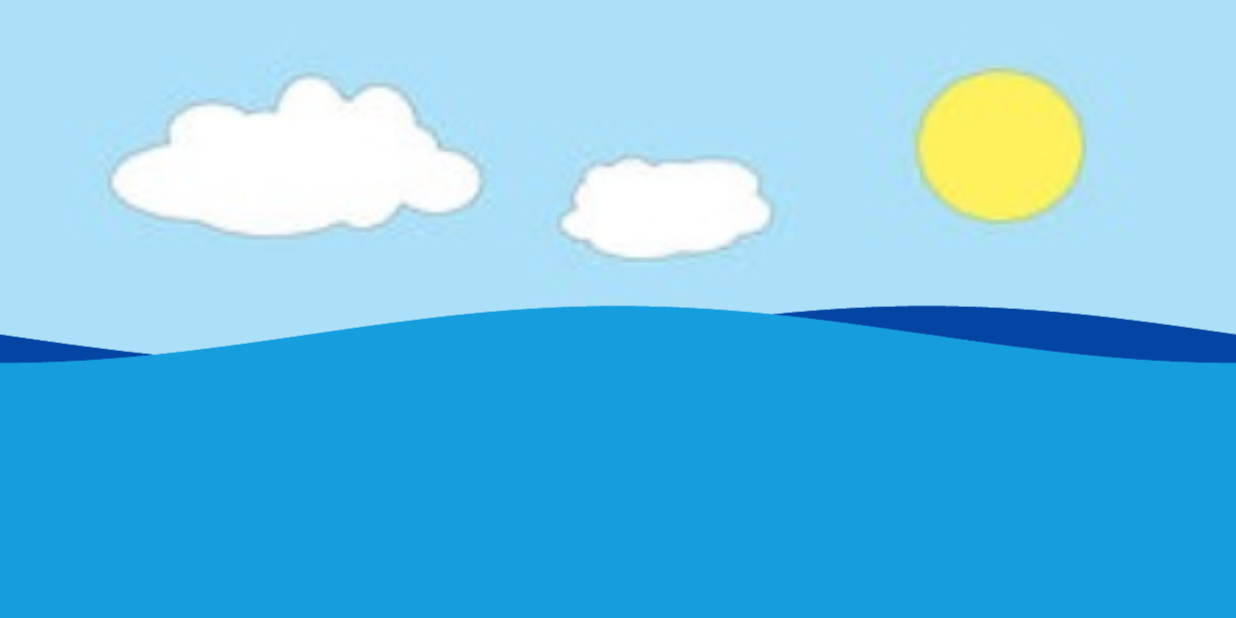
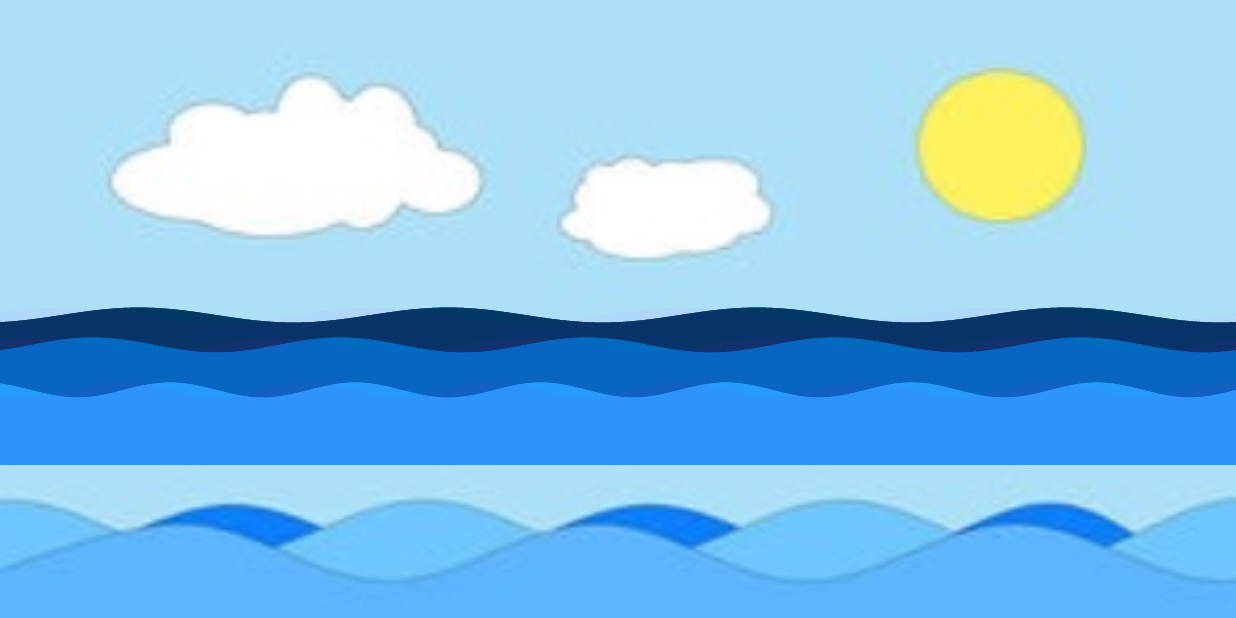
Before and after one commit to pradejner/BoatsAndBombs, an Android app: the screen it shows after launch (WaveyBoatActivity), on a phone screen of 824 x 412 dp (held sideways). Run offline under Robolectric (Android 15) with nearby library versions, the phone set to English and light mode, and no system bars.

Commit message:
Added 3 wave views and removed background wave for each wave

```diff
--- a/app/src/main/java/com/peakey/ggj2017/waveyboat/WaveHelper.java
+++ b/app/src/main/java/com/peakey/ggj2017/waveyboat/WaveHelper.java
@@ -35,7 +35,7 @@ public class WaveHelper {
         ObjectAnimator waveShiftAnim = ObjectAnimator.ofFloat(
                 mWaveView, "waveShiftRatio", 0f, 1f);
         waveShiftAnim.setRepeatCount(ValueAnimator.INFINITE);
-        waveShiftAnim.setDuration(1000);
+        waveShiftAnim.setDuration(10000);
         waveShiftAnim.setInterpolator(new LinearInterpolator());
         animators.add(waveShiftAnim);
 
@@ -43,7 +43,7 @@ public class WaveHelper {
         // water level increases from 0 to center of WaveView
         ObjectAnimator waterLevelAnim = ObjectAnimator.ofFloat(
                 mWaveView, "waterLevelRatio", 0f, 0.5f);
-        waterLevelAnim.setDuration(10000);
+        waterLevelAnim.setDuration(1000);
         waterLevelAnim.setInterpolator(new DecelerateInterpolator());
         animators.add(waterLevelAnim);
 
--- a/app/src/main/java/com/peakey/ggj2017/waveyboat/WaveView.java
+++ b/app/src/main/java/com/peakey/ggj2017/waveyboat/WaveView.java
@@ -28,33 +28,18 @@ import android.util.AttributeSet;
 import android.view.View;
 
 public class WaveView extends View {
-    /**
-     * +------------------------+
-     * |<--wave length->        |______
-     * |   /\          |   /\   |  |
-     * |  /  \         |  /  \  | amplitude
-     * | /    \        | /    \ |  |
-     * |/      \       |/      \|__|____
-     * |        \      /        |  |
-     * |         \    /         |  |
-     * |          \  /          |  |
-     * |           \/           | water level
-     * |                        |  |
-     * |                        |  |
-     * +------------------------+__|____
-     */
+
     private static final float DEFAULT_AMPLITUDE_RATIO = 0.05f;
     private static final float DEFAULT_WATER_LEVEL_RATIO = 0.5f;
     private static final float DEFAULT_WAVE_LENGTH_RATIO = 1.0f;
     private static final float DEFAULT_WAVE_SHIFT_RATIO = 0.0f;
 
-    public static final int DEFAULT_BEHIND_WAVE_COLOR = Color.parseColor("#28FFFFFF");
+    public static final int DEFAULT_BEHIND_WAVE_COLOR = Color.parseColor("#05FF00FF");
     public static final int DEFAULT_FRONT_WAVE_COLOR = Color.parseColor("#3CFFFFFF");
     public static final ShapeType DEFAULT_WAVE_SHAPE = ShapeType.CIRCLE;
 
     public enum ShapeType {
-        CIRCLE,
-        SQUARE
+        CIRCLE, SQUARE
     }
 
     // if true, the shader will display the wave
--- a/app/src/main/java/com/peakey/ggj2017/waveyboat/WaveyBoatActivity.java
+++ b/app/src/main/java/com/peakey/ggj2017/waveyboat/WaveyBoatActivity.java
@@ -5,35 +5,64 @@ import android.os.Bundle;
 import android.support.v7.app.AppCompatActivity;
 
 public class WaveyBoatActivity extends AppCompatActivity {
+    private WaveView backgroundWaveView;
+    private WaveView middleWaveView;
+    private WaveView frontWaveView;
 
-    private WaveHelper mWaveHelper;
+    private WaveHelper backgroundWaveHelper;
+    private WaveHelper middleWaveHelper;
+    private WaveHelper frontWaveHelper;
 
-    private int mBorderColor = Color.parseColor("#44FFFFFF");
+    private int borderColor = Color.parseColor("#44FFFFFF");
 
     @Override
     protected void onCreate(Bundle savedInstanceState) {
         super.onCreate(savedInstanceState);
         setContentView(R.layout.wavey_boat_activity);
-        final WaveView waveView = (WaveView) findViewById(R.id.wave);
-        waveView.setBorder(0, mBorderColor);
-        waveView.setShapeType(WaveView.ShapeType.SQUARE);
 
-        mWaveHelper = new WaveHelper(waveView);
+        backgroundWaveView = (WaveView) findViewById(R.id.background_wave);
+        middleWaveView = (WaveView) findViewById(R.id.middle_wave);
+        frontWaveView = (WaveView) findViewById(R.id.front_wave);
 
-        waveView.setWaveColor(
-                Color.parseColor("#0445A3"),
-                Color.parseColor("#169DDD"));
+        setAttributesOfWave(backgroundWaveView);
+        setAttributesOfWave(middleWaveView);
+        setAttributesOfWave(frontWaveView);
+
+        backgroundWaveView.setWaveColor(Color.parseColor("#013865"), Color.parseColor("#05FF00FF"));
+        middleWaveView.setWaveColor(Color.parseColor("#026ABF"), Color.parseColor("#05FF00FF"));
+        frontWaveView.setWaveColor(Color.parseColor("#259BFC"), Color.parseColor("#05FF00FF"));
+
+        backgroundWaveView.setWaveLengthRatio(.25f);
+        middleWaveView.setWaveLengthRatio(.2f);
+        frontWaveView.setWaveLengthRatio(.15f);
+
+        frontWaveView.bringToFront();
+
+        backgroundWaveHelper = new WaveHelper(backgroundWaveView);
+        middleWaveHelper = new WaveHelper(middleWaveView);
+        frontWaveHelper = new WaveHelper(frontWaveView);
     }
 
     @Override
     protected void onPause() {
         super.onPause();
-        mWaveHelper.cancel();
+
+        backgroundWaveHelper.cancel();
+        middleWaveHelper.cancel();
+        frontWaveHelper.cancel();
     }
 
     @Override
     protected void onResume() {
         super.onResume();
-        mWaveHelper.start();
+
+        backgroundWaveHelper.start();
+        middleWaveHelper.start();
+        frontWaveHelper.start();
+    }
+
+    private void setAttributesOfWave(WaveView waveView) {
+        waveView.setBorder(0, borderColor);
+        waveView.setShapeType(WaveView.ShapeType.SQUARE);
     }
 }
--- a/app/src/main/res/layout/wavey_boat_activity.xml
+++ b/app/src/main/res/layout/wavey_boat_activity.xml
@@ -7,10 +7,24 @@
     android:background="@mipmap/background2">
 
     <com.peakey.ggj2017.waveyboat.WaveView
-        android:id="@+id/wave"
+        android:id="@+id/background_wave"
         android:layout_width="match_parent"
-        android:layout_height="match_parent"
-        android:layout_marginTop="32dp"
+        android:layout_height="100dp"
+        android:layout_marginTop="160dp"
+        android:layout_centerHorizontal="true"/>
+
+    <com.peakey.ggj2017.waveyboat.WaveView
+        android:id="@+id/middle_wave"
+        android:layout_width="match_parent"
+        android:layout_height="100dp"
+        android:layout_marginTop="180dp"
+        android:layout_centerHorizontal="true"/>
+
+    <com.peakey.ggj2017.waveyboat.WaveView
+        android:id="@+id/front_wave"
+        android:layout_width="match_parent"
+        android:layout_height="100dp"
+        android:layout_marginTop="210dp"
         android:layout_centerHorizontal="true"/>
 
 </RelativeLayout>
```
